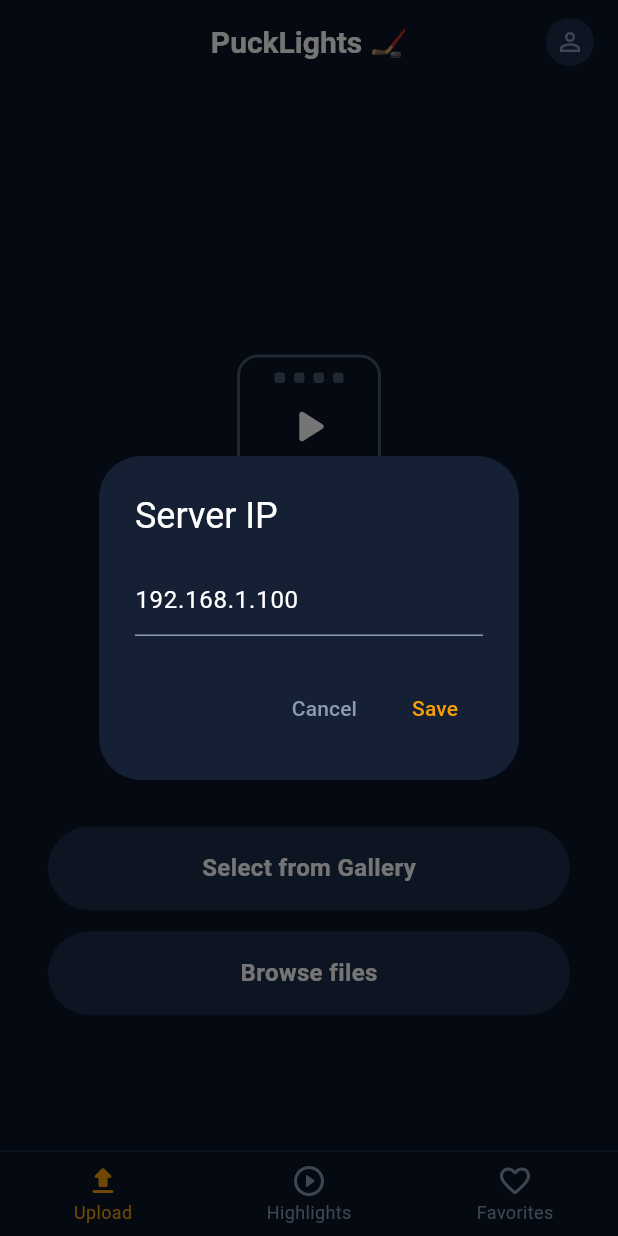
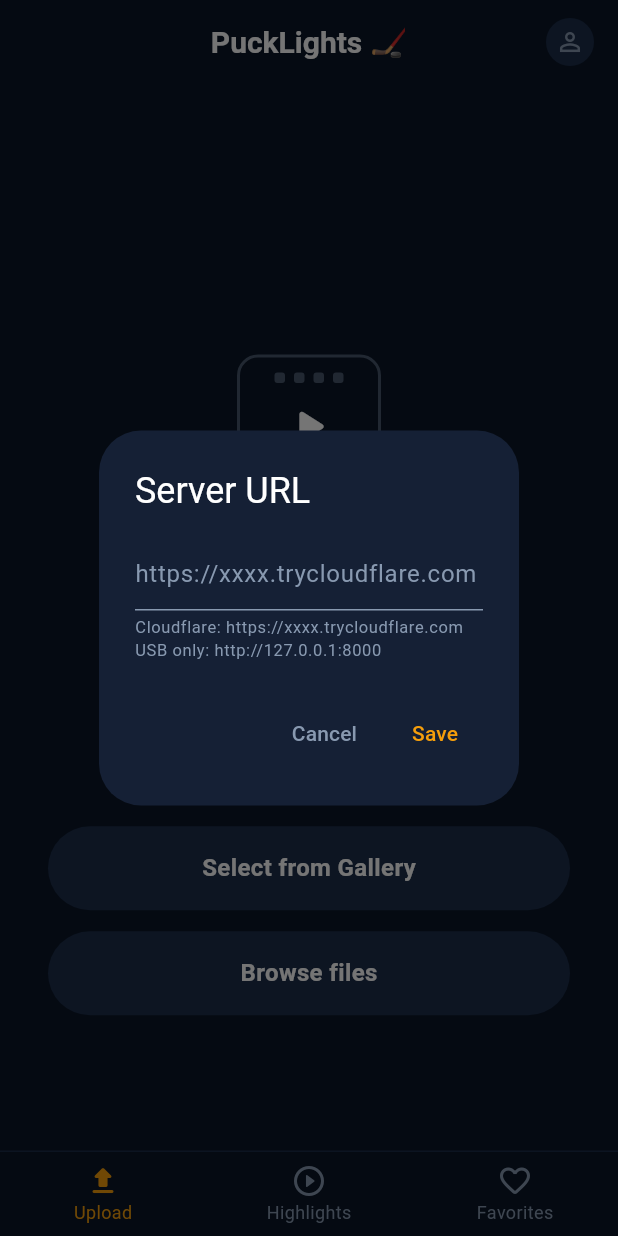
Before and after one commit to SCP619/Pucklights_App, a Flutter app: the screen it shows after launch, after a tap on the "person outline" icon, on a phone screen of 412 x 824 dp. Run offline on Flutter 3.47's test engine with Material 3 defaults, Android fonts, the phone set to English and light mode, and no system bars; our stand-ins replace dio, file_picker, permission_handler, shared_preferences; missing offline and left inert: gal, media_kit, media_kit_video.

Commit message:
V1_Live_Trial

```diff
--- a/lib/main.dart
+++ b/lib/main.dart
@@ -54,17 +54,22 @@
 
 class _MainShellState extends State<MainShell> {
   int _tab = 0;
-  String _serverIp = '192.168.1.100';
+  String _serverUrl = 'http://127.0.0.1:8000';
   List<Map<String, dynamic>> _highlights = [];
   final Set<String> _favorites = {};
 
-  String get _baseUrl => 'http://$_serverIp:8000';
+  String get _baseUrl => _serverUrl.replaceAll(RegExp(r'/+$'), '');
 
   @override
   void initState() {
     super.initState();
     SharedPreferences.getInstance().then((p) {
-      setState(() => _serverIp = p.getString('server_ip') ?? '192.168.1.100');
+      final saved = p.getString('server_url');
+      setState(() => _serverUrl = saved ?? '');
+      // First launch — open settings so user can enter the server URL
+      if (saved == null || saved.isEmpty) {
+        WidgetsBinding.instance.addPostFrameCallback((_) => _showSettings());
+      }
     });
   }
 
@@ -76,31 +81,35 @@
   });
 
   void _showSettings() {
-    final ctrl = TextEditingController(text: _serverIp);
+    final ctrl = TextEditingController(text: _serverUrl);
     showDialog(
       context: context,
       builder: (ctx) => AlertDialog(
         backgroundColor: kCard,
-        title: const Text('Server IP', style: TextStyle(color: kWhite)),
+        title: const Text('Server URL', style: TextStyle(color: kWhite)),
         content: TextField(
           controller: ctrl,
           style: const TextStyle(color: kWhite),
           decoration: const InputDecoration(
-            hintText: '192.168.1.100',
+            hintText: 'https://xxxx.trycloudflare.com',
             hintStyle: TextStyle(color: kGrey),
+            helperText: 'Cloudflare: https://xxxx.trycloudflare.com\nUSB only: http://127.0.0.1:8000',
+            helperStyle: TextStyle(color: kGrey, fontSize: 11),
+            helperMaxLines: 2,
             enabledBorder: UnderlineInputBorder(borderSide: BorderSide(color: kGrey)),
             focusedBorder: UnderlineInputBorder(borderSide: BorderSide(color: kOrange)),
           ),
-          keyboardType: TextInputType.number,
+          keyboardType: TextInputType.url,
+          autocorrect: false,
         ),
         actions: [
           TextButton(onPressed: () => Navigator.pop(ctx), child: const Text('Cancel', style: TextStyle(color: kGrey))),
           TextButton(
             onPressed: () async {
-              final ip = ctrl.text.trim();
+              final url = ctrl.text.trim();
               final prefs = await SharedPreferences.getInstance();
-              await prefs.setString('server_ip', ip);
-              setState(() => _serverIp = ip);
+              await prefs.setString('server_url', url);
+              setState(() => _serverUrl = url);
               if (ctx.mounted) Navigator.pop(ctx);
             },
             child: const Text('Save', style: TextStyle(color: kOrange)),
@@ -195,9 +204,20 @@
 
   Future<void> _upload() async {
     if (_file == null) return;
+    if (widget.baseUrl.isEmpty) {
+      ScaffoldMessenger.of(context).showSnackBar(const SnackBar(
+        content: Text('Set a server URL first — tap the profile icon.'),
+        backgroundColor: Colors.orange));
+      return;
+    }
     setState(() { _uploading = true; _progress = 0; });
     try {
-      final res = await Dio().post(
+      final dio = Dio(BaseOptions(
+        connectTimeout: const Duration(seconds: 30),
+        sendTimeout: const Duration(minutes: 10),   // large video uploads can take time
+        receiveTimeout: const Duration(seconds: 60),
+      ));
+      final res = await dio.post(
         '${widget.baseUrl}/upload',
         data: FormData.fromMap({
           'file': await MultipartFile.fromFile(_file!.path, filename: 'hockey.mp4'),
@@ -215,8 +235,12 @@
         ),
       ));
     } on DioException catch (e) {
+      final msg = 'Upload failed\ntype: ${e.type.name}\nstatus: ${e.response?.statusCode}\nerror: ${e.error}';
       if (mounted) ScaffoldMessenger.of(context).showSnackBar(
-        SnackBar(content: Text('Upload failed: ${e.message}'), backgroundColor: Colors.red));
+        SnackBar(content: Text(msg), backgroundColor: Colors.red, duration: const Duration(seconds: 12)));
+    } catch (e) {
+      if (mounted) ScaffoldMessenger.of(context).showSnackBar(
+        SnackBar(content: Text('Upload failed: $e'), backgroundColor: Colors.red, duration: const Duration(seconds: 12)));
     } finally {
       if (mounted) setState(() => _uploading = false);
     }
@@ -391,7 +415,7 @@
 // ─────────────────────────────────────────────────────────────────────────────
 // HIGHLIGHTS TAB
 // ─────────────────────────────────────────────────────────────────────────────
-class HighlightsTab extends StatelessWidget {
+class HighlightsTab extends StatefulWidget {
   final String baseUrl;
   final List<Map<String, dynamic>> highlights;
   final Set<String> favorites;
@@ -400,7 +424,29 @@
   const HighlightsTab({super.key, required this.baseUrl, required this.highlights,
       required this.favorites, required this.onToggleFavorite});
 
-  Future<void> _saveAll(BuildContext context) async {
+  @override
+  State<HighlightsTab> createState() => _HighlightsTabState();
+}
+
+class _HighlightsTabState extends State<HighlightsTab> {
+  final Set<String> _selected = {};
+
+  @override
+  void didUpdateWidget(HighlightsTab old) {
+    super.didUpdateWidget(old);
+    // Clear selection when a new batch of highlights arrives
+    if (old.highlights != widget.highlights) _selected.clear();
+  }
+
+  void _toggleSelect(String filename) =>
+      setState(() => _selected.contains(filename) ? _selected.remove(filename) : _selected.add(filename));
+
+  Future<void> _save(BuildContext context) async {
+    // If nothing checked → save all; otherwise save only checked ones
+    final toSave = _selected.isEmpty
+        ? widget.highlights
+        : widget.highlights.where((h) => _selected.contains(h['filename'])).toList();
+
     if (Platform.isAndroid || Platform.isIOS) {
       await Permission.photos.request();
       if (Platform.isAndroid) await Permission.storage.request();
@@ -409,7 +455,6 @@
     final dio = Dio();
     int saved = 0;
 
-    // On Linux/desktop, save to ~/Videos; on mobile save to gallery via Gal.
     Directory saveDir;
     if (Platform.isAndroid || Platform.isIOS) {
       saveDir = await getTemporaryDirectory();
@@ -419,14 +464,12 @@
       if (!saveDir.existsSync()) saveDir = Directory(home);
     }
 
-    for (final h in highlights) {
-      final url = (h['url'] as String).startsWith('http') ? h['url'] as String : '$baseUrl${h['url']}';
+    for (final h in toSave) {
+      final url = (h['url'] as String).startsWith('http') ? h['url'] as String : '${widget.baseUrl}${h['url']}';
       final local = '${saveDir.path}/${h['filename']}';
       try {
         await dio.download(url, local);
-        if (Platform.isAndroid || Platform.isIOS) {
-          await Gal.putVideo(local);
-        }
+        if (Platform.isAndroid || Platform.isIOS) await Gal.putVideo(local);
         saved++;
       } catch (e) { debugPrint('Save error: $e'); }
     }
@@ -440,31 +483,38 @@
 
   @override
   Widget build(BuildContext context) {
-    if (highlights.isEmpty) {
+    if (widget.highlights.isEmpty) {
       return const Center(child: Column(mainAxisAlignment: MainAxisAlignment.center, children: [
         Icon(Icons.play_circle_outline_rounded, size: 72, color: kGrey),
         SizedBox(height: 16),
         Text('No highlights yet', style: TextStyle(color: kGrey, fontSize: 16)),
         SizedBox(height: 8),
-        Text('Upload a game video to extract goals',
+        Text('Upload a game video to extract highlights',
             style: TextStyle(color: Color(0xFF4A5C7A), fontSize: 13)),
       ]));
     }
+
+    final btnLabel = _selected.isEmpty
+        ? 'Save All to Gallery'
+        : 'Save ${_selected.length} Selected';
 
     return Column(children: [
       Expanded(
         child: ListView.builder(
           padding: const EdgeInsets.fromLTRB(16, 12, 16, 12),
-          itemCount: highlights.length,
+          itemCount: widget.highlights.length,
           itemBuilder: (ctx, i) {
-            final h   = highlights[i];
-            final url = (h['url'] as String).startsWith('http') ? h['url'] as String : '$baseUrl${h['url']}';
+            final h   = widget.highlights[i];
+            final url = (h['url'] as String).startsWith('http') ? h['url'] as String : '${widget.baseUrl}${h['url']}';
+            final fn  = h['filename'] as String;
             return Padding(
               padding: const EdgeInsets.only(bottom: 16),
               child: _HighlightListCard(
                 index: i, highlight: h, videoUrl: url,
-                isFavorite: favorites.contains(h['filename'] as String),
-                onToggleFavorite: () => onToggleFavorite(h['filename'] as String),
+                isFavorite: widget.favorites.contains(fn),
+                isSelected: _selected.contains(fn),
+                onToggleFavorite: () => widget.onToggleFavorite(fn),
+                onToggleSelect:   () => _toggleSelect(fn),
               ),
             );
           },
@@ -473,8 +523,12 @@
       SafeArea(
         child: Padding(
           padding: const EdgeInsets.fromLTRB(16, 4, 16, 12),
-          child: _PillButton(label: 'Save All to Gallery', onTap: () => _saveAll(context),
-              color: kOrange, textColor: Colors.black),
+          child: _PillButton(
+            label: btnLabel,
+            onTap: () => _save(context),
+            color: kOrange,
+            textColor: Colors.black,
+          ),
         ),
       ),
     ]);
@@ -516,7 +570,9 @@
           child: _HighlightListCard(
             index: i, highlight: h, videoUrl: url,
             isFavorite: favorites.contains(h['filename'] as String),
+            isSelected: false,
             onToggleFavorite: () => onToggleFavorite(h['filename'] as String),
+            onToggleSelect: () {},
           ),
         );
       },
@@ -532,10 +588,13 @@
   final Map<String, dynamic> highlight;
   final String videoUrl;
   final bool isFavorite;
+  final bool isSelected;
   final VoidCallback onToggleFavorite;
+  final VoidCallback onToggleSelect;
 
   const _HighlightListCard({required this.index, required this.highlight, required this.videoUrl,
-      required this.isFavorite, required this.onToggleFavorite});
+      required this.isFavorite, required this.isSelected,
+      required this.onToggleFavorite, required this.onToggleSelect});
 
   @override
   State<_HighlightListCard> createState() => _HighlightListCardState();
@@ -592,6 +651,20 @@
   @override
   Widget build(BuildContext context) {
     return Row(crossAxisAlignment: CrossAxisAlignment.center, children: [
+      // Checkbox
+      SizedBox(
+        width: 36,
+        child: Checkbox(
+          value: widget.isSelected,
+          onChanged: (_) => widget.onToggleSelect(),
+          activeColor: kOrange,
+          checkColor: Colors.black,
+          side: const BorderSide(color: kGrey, width: 1.5),
+          shape: RoundedRectangleBorder(borderRadius: BorderRadius.circular(4)),
+        ),
+      ),
+      const SizedBox(width: 6),
+
       // Card (~65% width)
       Expanded(
         flex: 13,
```
Also changed, not shown: 16 other files.
